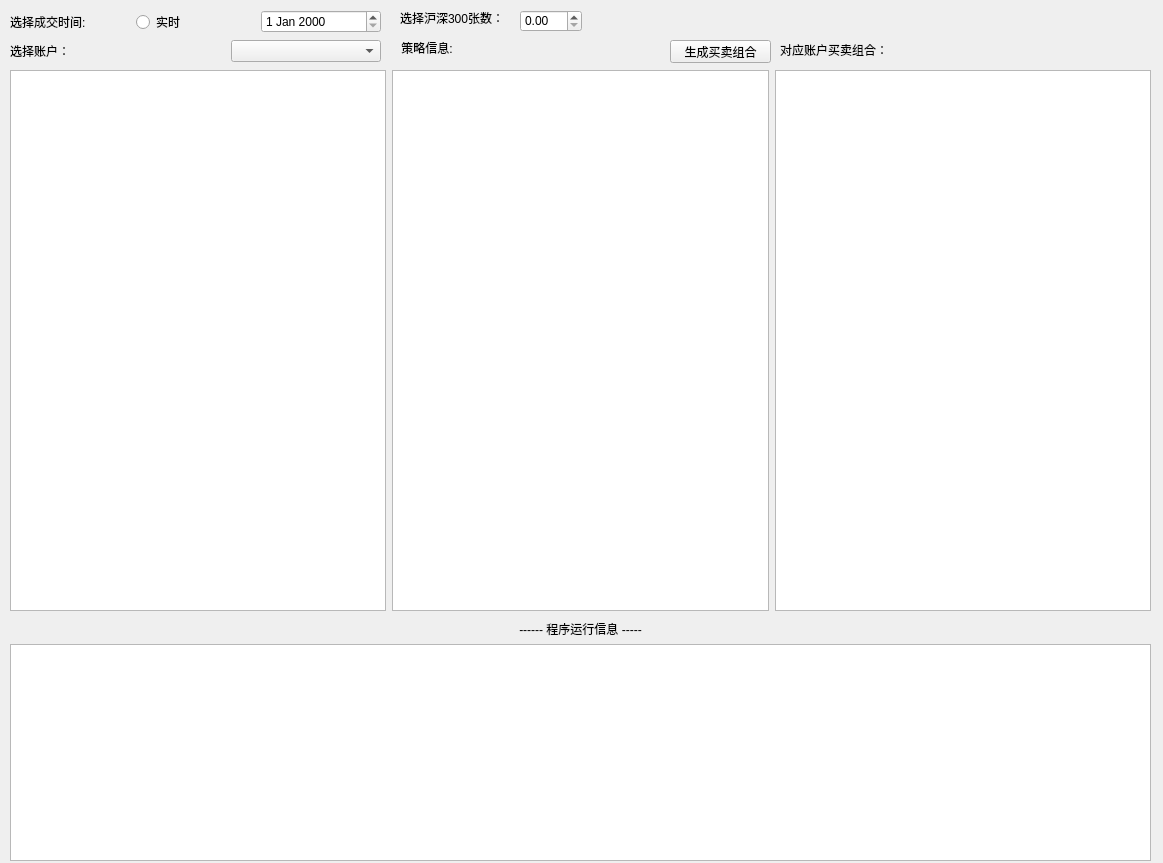
Qt form generateportfolioform.ui (lishengze/QT-study) before a commit.
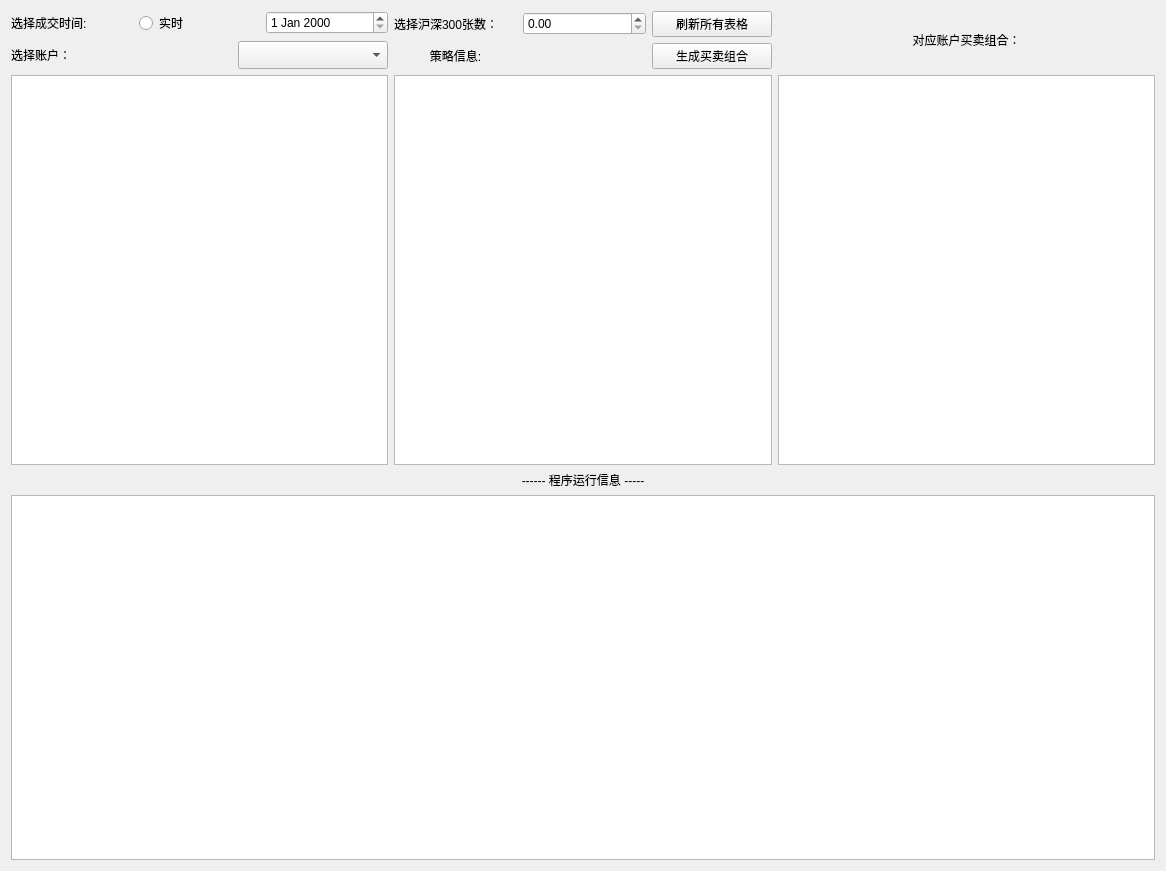
The same form after that commit.

```diff
--- a/generateportfolioform.ui
+++ b/generateportfolioform.ui
@@ -6,91 +6,15 @@
    <rect>
     <x>0</x>
     <y>0</y>
-    <width>1163</width>
-    <height>863</height>
+    <width>1166</width>
+    <height>871</height>
    </rect>
   </property>
   <property name="windowTitle">
    <string>Form</string>
   </property>
-  <widget class="QLabel" name="label_2">
-   <property name="geometry">
-    <rect>
-     <x>400</x>
-     <y>10</y>
-     <width>121</width>
-     <height>16</height>
-    </rect>
-   </property>
-   <property name="text">
-    <string>选择沪深300张数： </string>
-   </property>
-  </widget>
-  <widget class="QDoubleSpinBox" name="chooseHS300Count">
-   <property name="geometry">
-    <rect>
-     <x>520</x>
-     <y>10</y>
-     <width>62</width>
-     <height>22</height>
-    </rect>
-   </property>
-  </widget>
-  <widget class="QWidget" name="">
-   <property name="geometry">
-    <rect>
-     <x>10</x>
-     <y>620</y>
-     <width>1141</width>
-     <height>241</height>
-    </rect>
-   </property>
-   <layout class="QVBoxLayout" name="verticalLayout">
-    <item>
-     <widget class="QLabel" name="programInfo_Label">
-      <property name="text">
-       <string>------ 程序运行信息 -----</string>
-      </property>
-      <property name="alignment">
-       <set>Qt::AlignCenter</set>
-      </property>
-     </widget>
-    </item>
-    <item>
-     <widget class="QTableView" name="programInfo_Table"/>
-    </item>
-   </layout>
-  </widget>
-  <widget class="QWidget" name="">
-   <property name="geometry">
-    <rect>
-     <x>10</x>
-     <y>70</y>
-     <width>1141</width>
-     <height>541</height>
-    </rect>
-   </property>
-   <layout class="QGridLayout" name="gridLayout">
-    <item row="0" column="1">
-     <widget class="QTableView" name="strategy_table"/>
-    </item>
+  <layout class="QGridLayout" name="gridLayout_3">
     <item row="0" column="0">
-     <widget class="QTableView" name="account_table"/>
-    </item>
-    <item row="0" column="2">
-     <widget class="QTableView" name="buySalePortfolio_table"/>
-    </item>
-   </layout>
-  </widget>
-  <widget class="QWidget" name="">
-   <property name="geometry">
-    <rect>
-     <x>10</x>
-     <y>10</y>
-     <width>371</width>
-     <height>52</height>
-    </rect>
-   </property>
    <layout class="QVBoxLayout" name="verticalLayout_2">
     <item>
      <layout class="QHBoxLayout" name="horizontalLayout">
@@ -141,29 +65,34 @@
      </layout>
     </item>
    </layout>
-  </widget>
-  <widget class="QLabel" name="buySalePortfolio_Label">
-   <property name="geometry">
-    <rect>
-     <x>780</x>
-     <y>40</y>
-     <width>141</width>
-     <height>20</height>
-    </rect>
+   </item>
+   <item row="0" column="1">
+    <layout class="QGridLayout" name="gridLayout_2">
+     <item row="0" column="0">
+      <widget class="QLabel" name="label_2">
+       <property name="text">
+        <string>选择沪深300张数： </string>
+       </property>
+      </widget>
+     </item>
+     <item row="0" column="1">
+      <widget class="QDoubleSpinBox" name="chooseHS300Count"/>
+     </item>
+     <item row="0" column="2">
+      <widget class="QPushButton" name="refreshAllTable">
+       <property name="maximumSize">
+        <size>
+         <width>120</width>
+         <height>16777215</height>
+        </size>
    </property>
    <property name="text">
-    <string>对应账户买卖组合：</string>
-   </property>
-  </widget>
+        <string>刷新所有表格</string>
+       </property>
+      </widget>
+     </item>
+     <item row="1" column="0">
   <widget class="QLabel" name="strategy_Label">
-   <property name="geometry">
-    <rect>
-     <x>400</x>
-     <y>40</y>
-     <width>54</width>
-     <height>16</height>
-    </rect>
-   </property>
    <property name="maximumSize">
     <size>
      <width>200</width>
@@ -177,15 +106,9 @@
     <set>Qt::AlignCenter</set>
    </property>
   </widget>
+     </item>
+     <item row="1" column="2">
   <widget class="QPushButton" name="geneBuySalePortfolio">
-   <property name="geometry">
-    <rect>
-     <x>670</x>
-     <y>40</y>
-     <width>101</width>
-     <height>23</height>
-    </rect>
-   </property>
    <property name="maximumSize">
     <size>
      <width>120</width>
@@ -196,6 +119,50 @@
     <string>生成买卖组合</string>
    </property>
   </widget>
+     </item>
+    </layout>
+   </item>
+   <item row="0" column="2">
+    <widget class="QLabel" name="buySalePortfolio_Label">
+     <property name="text">
+      <string>对应账户买卖组合：</string>
+     </property>
+     <property name="alignment">
+      <set>Qt::AlignCenter</set>
+     </property>
+    </widget>
+   </item>
+   <item row="1" column="0" colspan="3">
+    <layout class="QGridLayout" name="gridLayout">
+     <item row="0" column="1">
+      <widget class="QTableView" name="strategy_table"/>
+     </item>
+     <item row="0" column="0">
+      <widget class="QTableView" name="account_table"/>
+     </item>
+     <item row="0" column="2">
+      <widget class="QTableView" name="buySalePortfolio_table"/>
+     </item>
+    </layout>
+   </item>
+   <item row="2" column="0" colspan="3">
+    <layout class="QVBoxLayout" name="verticalLayout">
+     <item>
+      <widget class="QLabel" name="programInfo_Label">
+       <property name="text">
+        <string>------ 程序运行信息 -----</string>
+       </property>
+       <property name="alignment">
+        <set>Qt::AlignCenter</set>
+       </property>
+      </widget>
+     </item>
+     <item>
+      <widget class="QTableView" name="programInfo_Table"/>
+     </item>
+    </layout>
+   </item>
+  </layout>
  </widget>
  <resources/>
  <connections/>
```
Lines whose indentation alone changed are shown as unchanged.
